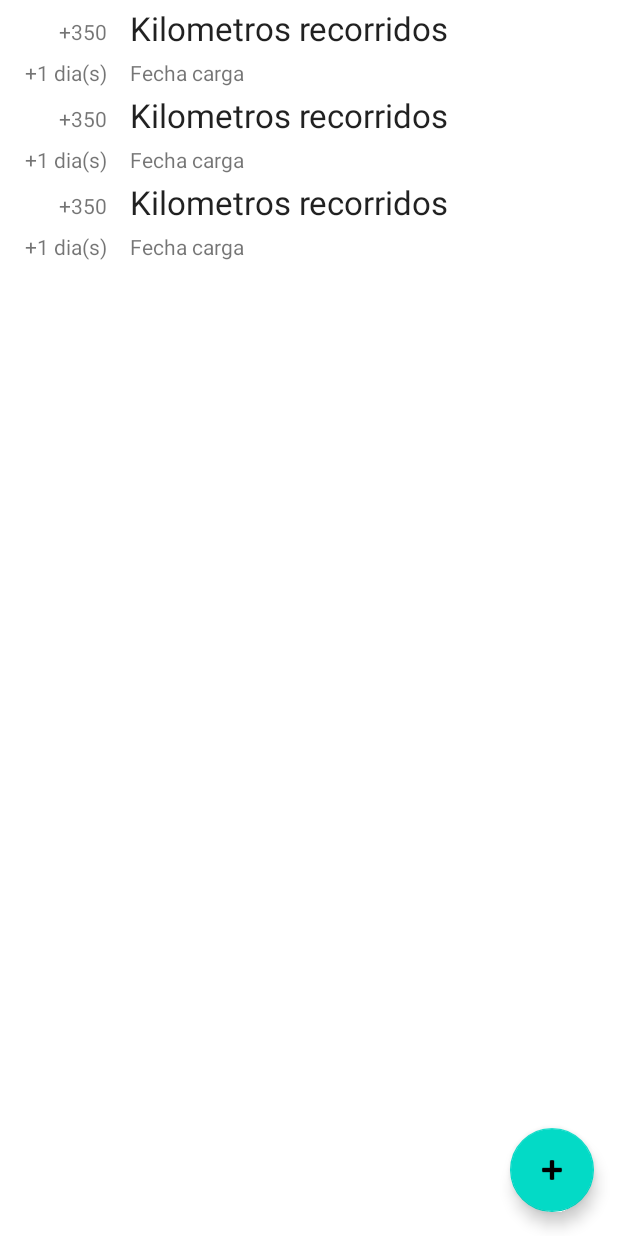
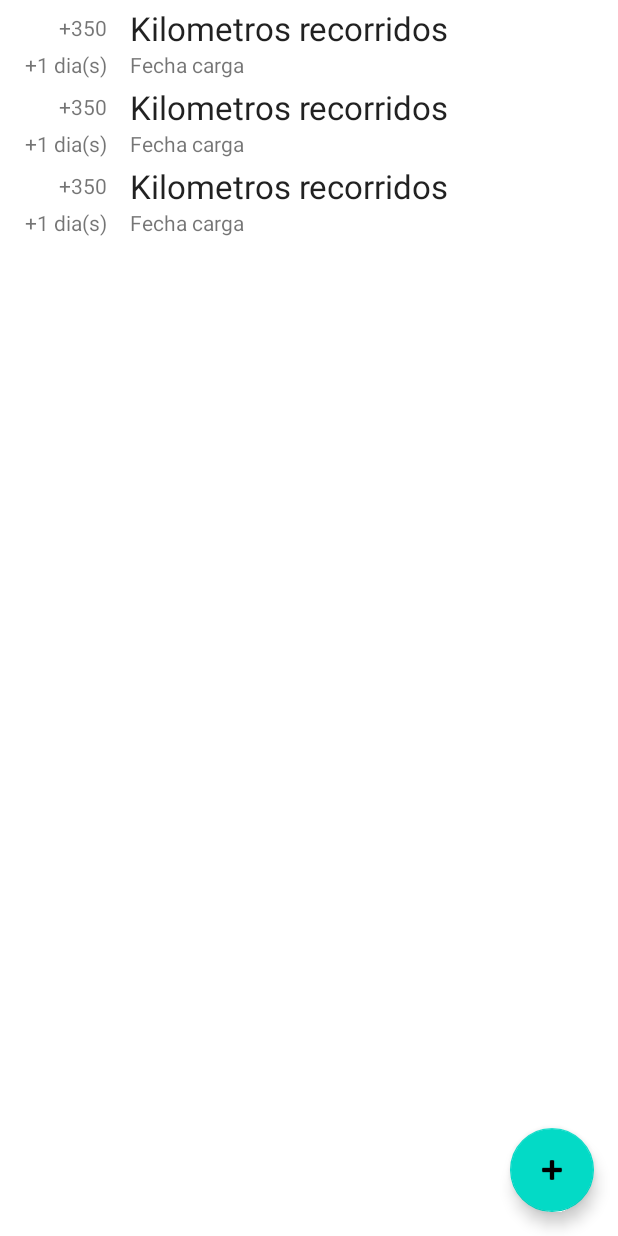
Before and after one commit to armaignac/MotoEChargeTracker, an Android app: the layout activity_main.xml on its own in the app's theme, with its tools: preview values and no code run, on a phone screen of 412 x 824 dp. Run offline under Robolectric (Android 15) with nearby library versions, the light colour scheme and no system bars.

Commit message:
Revert "Added extra bottom padding"
This reverts commit 76f7d78c

```diff
--- a/app/src/main/res/layout/battery_charge_record.xml
+++ b/app/src/main/res/layout/battery_charge_record.xml
@@ -44,7 +44,6 @@
             android:layout_height="wrap_content"
             android:baselineAligned="false"
             android:paddingLeft="15dp"
-            android:paddingBottom="5dp"
             android:text="Kilometros recorridos"
             android:textAppearance="@style/TextAppearance.AppCompat.Large" />
 
```
